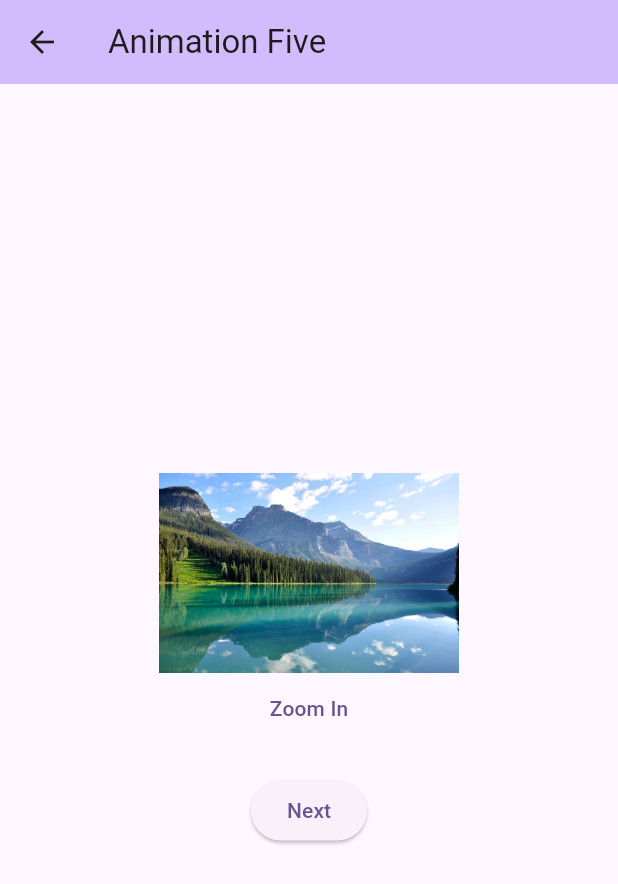
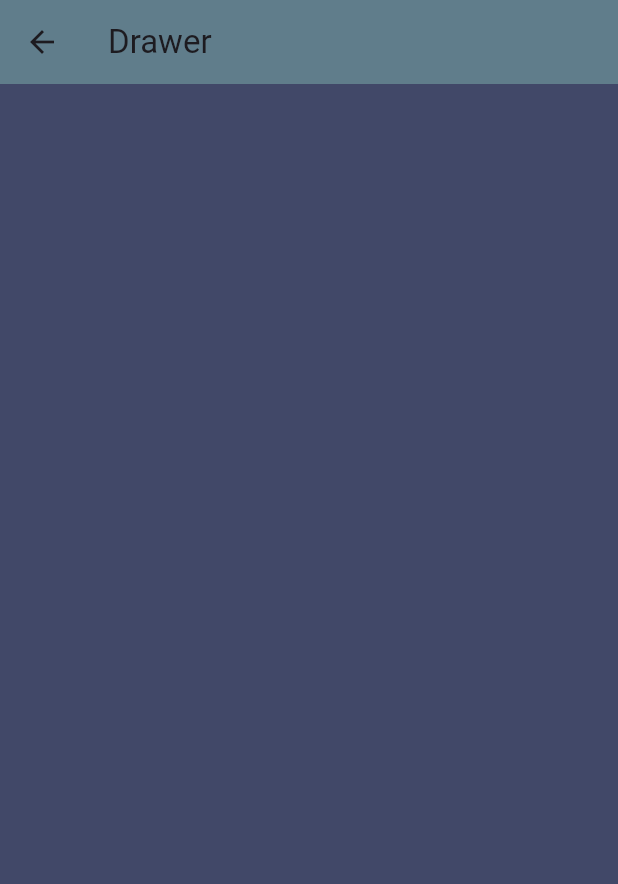
Before and after one commit to EasinHosen/animation_practice_flutter, a Flutter app: the screen it shows after launch, after a tap on "Example 8", on a phone screen of 412 x 824 dp. Shown: the top 884 px of the screen. Run offline on Flutter 3.47's test engine with Material 2 defaults, Android fonts, the phone set to English and light mode, and no system bars.

Commit message:
feat: example eight, animated drawer

```diff
--- /dev/null
+++ b/lib/pages/example_eight_page.dart
@@ -0,0 +1,142 @@
+import 'dart:math';
+
+import 'package:flutter/material.dart';
+
+class ExampleEightPage extends StatefulWidget {
+  const ExampleEightPage({super.key});
+  static const String routeName = '/example_eight_page';
+
+  @override
+  State<ExampleEightPage> createState() => _ExampleEightPageState();
+}
+
+class _ExampleEightPageState extends State<ExampleEightPage> {
+  @override
+  Widget build(BuildContext context) {
+    return MyDrawer(
+      drawer: Material(
+        child: Container(
+          color: const Color(0xff24283b),
+          child: ListView.builder(
+            padding: const EdgeInsets.only(left: 80, top: 100),
+            itemCount: 5,
+            itemBuilder: (context, index) => ListTile(
+              title: Text(
+                'Item $index',
+                style: const TextStyle(color: Colors.white),
+              ),
+            ),
+          ),
+        ),
+      ),
+      child: Scaffold(
+        appBar: AppBar(
+          title: const Text('Drawer'),
+          backgroundColor: Colors.blueGrey,
+        ),
+        body: Container(
+          color: const Color(0xff414868),
+        ),
+      ),
+    );
+  }
+}
+
+class MyDrawer extends StatefulWidget {
+  const MyDrawer({super.key, required this.child, required this.drawer});
+  final Widget child, drawer;
+
+  @override
+  State<MyDrawer> createState() => _MyDrawerState();
+}
+
+class _MyDrawerState extends State<MyDrawer> with TickerProviderStateMixin {
+  late AnimationController _xControllerForChild;
+  late Animation<double> _yRotationAnimationForChild;
+
+  late AnimationController _xControllerForDrawer;
+  late Animation<double> _yRotationAnimationForDrawer;
+
+  @override
+  void initState() {
+    _xControllerForChild = AnimationController(
+      vsync: this,
+      duration: const Duration(milliseconds: 500),
+    );
+
+    _yRotationAnimationForChild = Tween<double>(
+      begin: 0,
+      end: -pi / 2,
+    ).animate(_xControllerForChild);
+
+    _xControllerForDrawer = AnimationController(
+      vsync: this,
+      duration: const Duration(milliseconds: 500),
+    );
+
+    _yRotationAnimationForDrawer = Tween<double>(
+      begin: -pi / 2.7,
+      end: 0,
+    ).animate(_xControllerForChild);
+
+    super.initState();
+  }
+
+  @override
+  void dispose() {
+    _xControllerForChild.dispose();
+    _xControllerForDrawer.dispose();
+    super.dispose();
+  }
+
+  @override
+  Widget build(BuildContext context) {
+    final width = MediaQuery.of(context).size.width;
+    final maxDrag = width * 0.8;
+    return GestureDetector(
+      onHorizontalDragUpdate: (details) {
+        final delta = details.delta.dx / maxDrag;
+        _xControllerForChild.value += delta;
+        _xControllerForDrawer.value += delta;
+      },
+      onHorizontalDragEnd: (details) {
+        if (_xControllerForChild.value < 0.5) {
+          _xControllerForChild.reverse();
+          _xControllerForDrawer.reverse();
+        } else {
+          _xControllerForChild.forward();
+          _xControllerForDrawer.forward();
+        }
+      },
+      child: AnimatedBuilder(
+        animation: Listenable.merge([
+          _xControllerForDrawer,
+          _xControllerForChild,
+        ]),
+        builder: (context, child) => Stack(
+          children: [
+            Container(
+              color: const Color(0xff1a1b26),
+            ),
+            Transform(
+              alignment: Alignment.centerLeft,
+              transform: Matrix4.identity()
+                ..setEntry(3, 2, 0.001)
+                ..translate(_xControllerForChild.value * maxDrag)
+                ..rotateY(_yRotationAnimationForChild.value),
+              child: widget.child,
+            ),
+            Transform(
+              alignment: Alignment.centerRight,
+              transform: Matrix4.identity()
+                ..setEntry(3, 2, 0.001)
+                ..translate(_xControllerForDrawer.value * maxDrag - width)
+                ..rotateY(_yRotationAnimationForDrawer.value),
+              child: widget.drawer,
+            ),
+          ],
+        ),
+      ),
+    );
+  }
+}
--- a/lib/pages/home_page.dart
+++ b/lib/pages/home_page.dart
@@ -1,3 +1,4 @@
+import 'package:animation_practice/pages/example_eight_page.dart';
 import 'package:animation_practice/pages/example_five_page.dart';
 import 'package:animation_practice/pages/example_four_page.dart';
 import 'package:animation_practice/pages/example_seven_page.dart';
@@ -111,10 +112,10 @@ class HomePage extends StatelessWidget {
                 ),
                 Expanded(
                   child: CustomTitledButton(
-                    title: 'Implicit Animation',
+                    title: 'Animated drawer',
                     buttonText: 'Example 8',
                     onPressed: () {
-                      Navigator.pushNamed(context, ExampleFivePage.routeName);
+                      Navigator.pushNamed(context, ExampleEightPage.routeName);
                     },
                   ),
                 ),
--- a/lib/utils/app_routes.dart
+++ b/lib/utils/app_routes.dart
@@ -1,3 +1,4 @@
+import 'package:animation_practice/pages/example_eight_page.dart';
 import 'package:animation_practice/pages/example_five_page.dart';
 import 'package:animation_practice/pages/example_four_page2.dart';
 import 'package:animation_practice/pages/example_seven_page.dart';
@@ -21,5 +22,6 @@ class AppRoute {
     ExampleFivePage.routeName: (context) => const ExampleFivePage(),
     ExampleSixPage.routeName: (context) => const ExampleSixPage(),
     ExampleSevenPage.routeName: (context) => const ExampleSevenPage(),
+    ExampleEightPage.routeName: (context) => const ExampleEightPage(),
   };
 }
```
